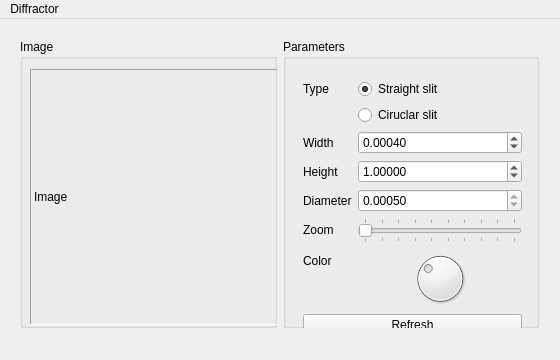
The window that mainwindow.ui (plefebvre91/Diffractr) describes before a commit, drawn with Qt 5.
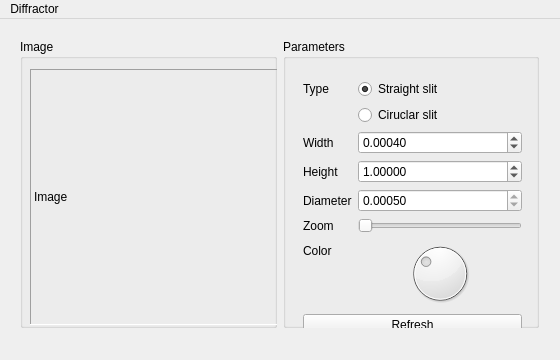
The same window after the commit.

```diff
--- a/mainwindow.ui
+++ b/mainwindow.ui
@@ -244,7 +244,7 @@
               <number>1</number>
              </property>
              <property name="maximum">
-              <number>10</number>
+              <number>1000</number>
              </property>
              <property name="value">
               <number>1</number>
@@ -253,7 +253,7 @@
               <enum>Qt::Horizontal</enum>
              </property>
              <property name="tickPosition">
-              <enum>QSlider::TicksBothSides</enum>
+              <enum>QSlider::NoTicks</enum>
              </property>
              <property name="tickInterval">
               <number>1</number>
```
